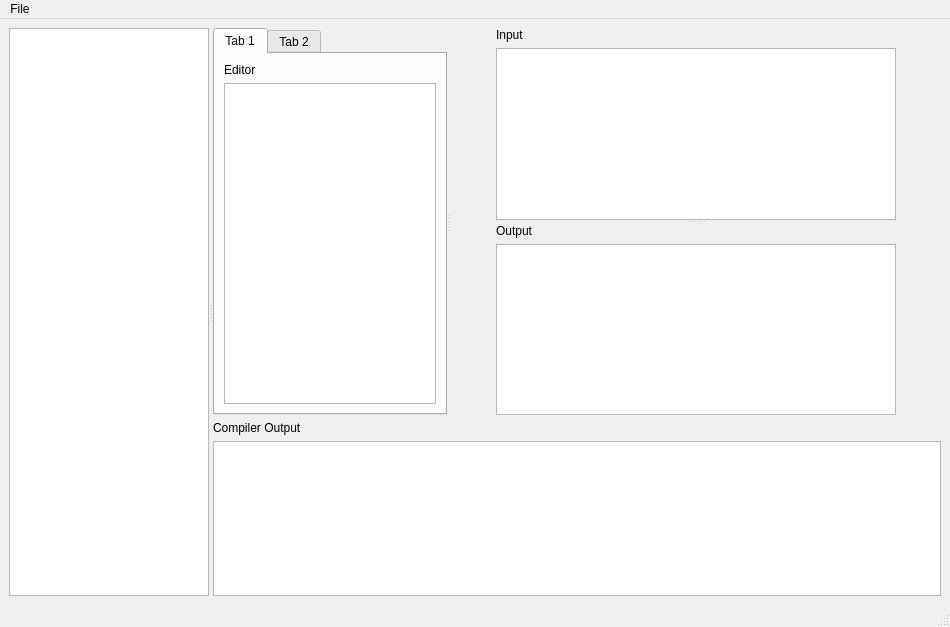
Old version of the form UI-prototyping/Notepad/notepad.ui in the repository KaziRifatMorshed/SmartXm.
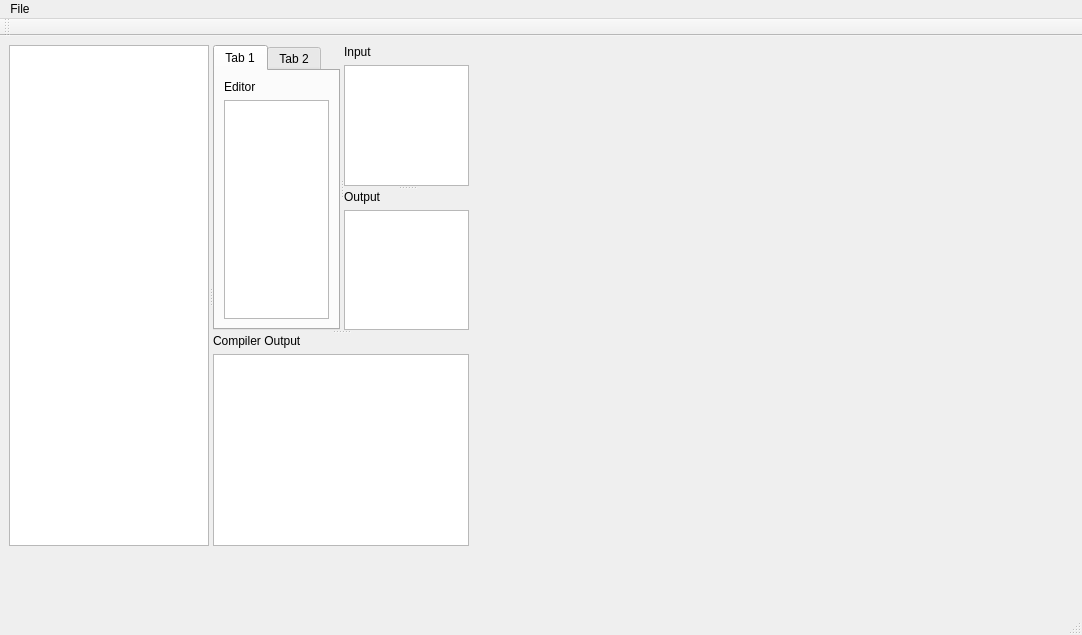
New version of the form. The open tabs and pages were chosen to show the change. Custom widgets are drawn as their Qt base class.

Diff of the .ui file:
```diff
--- a/UI-prototyping/Notepad/notepad.ui
+++ b/UI-prototyping/Notepad/notepad.ui
@@ -6,17 +6,23 @@
    <rect>
     <x>0</x>
     <y>0</y>
-    <width>950</width>
-    <height>627</height>
+    <width>1082</width>
+    <height>635</height>
    </rect>
   </property>
   <property name="windowTitle">
    <string>notepad</string>
   </property>
   <widget class="QWidget" name="centralwidget">
-   <layout class="QGridLayout" name="gridLayout_6">
-    <item row="0" column="0">
-     <widget class="QSplitter" name="splitter_3">
+   <widget class="QSplitter" name="splitter_main_container">
+    <property name="geometry">
+     <rect>
+      <x>9</x>
+      <y>9</y>
+      <width>981</width>
+      <height>501</height>
+     </rect>
+    </property>
       <property name="orientation">
        <enum>Qt::Orientation::Horizontal</enum>
       </property>
@@ -31,10 +37,11 @@
         <bool>true</bool>
        </property>
       </widget>
-      <widget class="QWidget" name="layoutWidget">
-       <layout class="QGridLayout" name="gridLayout_5">
-        <item row="0" column="0">
-         <widget class="QSplitter" name="splitter_2">
+    <widget class="QSplitter" name="splitter_TabDebugInputOutput">
+     <property name="orientation">
+      <enum>Qt::Orientation::Vertical</enum>
+     </property>
+     <widget class="QSplitter" name="splitter_tabInputOutput">
           <property name="orientation">
            <enum>Qt::Orientation::Horizontal</enum>
           </property>
@@ -87,61 +94,46 @@
             </layout>
            </widget>
           </widget>
-          <widget class="QSplitter" name="splitter">
+      <widget class="QSplitter" name="splitter_input_output">
            <property name="orientation">
             <enum>Qt::Orientation::Vertical</enum>
            </property>
            <widget class="QWidget" name="layoutWidget">
-            <layout class="QGridLayout" name="gridLayout">
-             <item row="1" column="0">
-              <widget class="QTextEdit" name="Input">
-               <property name="maximumSize">
-                <size>
-                 <width>400</width>
-                 <height>800</height>
-                </size>
-               </property>
-              </widget>
-             </item>
-             <item row="0" column="0">
+        <layout class="QVBoxLayout" name="verticalLayout">
+         <item>
               <widget class="QLabel" name="InputLabel">
                <property name="text">
                 <string>Input</string>
                </property>
               </widget>
              </item>
+         <item>
+          <widget class="QTextEdit" name="Input"/>
+         </item>
             </layout>
            </widget>
            <widget class="QWidget" name="layoutWidget">
-            <layout class="QGridLayout" name="gridLayout_2">
-             <item row="0" column="0">
+        <layout class="QVBoxLayout" name="verticalLayout_2">
+         <item>
               <widget class="QLabel" name="OutputLabel">
                <property name="text">
                 <string>Output</string>
                </property>
               </widget>
              </item>
-             <item row="1" column="0">
-              <widget class="QTextEdit" name="Output">
-               <property name="maximumSize">
-                <size>
-                 <width>400</width>
-                 <height>800</height>
-                </size>
-               </property>
-              </widget>
+         <item>
+          <widget class="QTextEdit" name="Output"/>
              </item>
             </layout>
            </widget>
           </widget>
          </widget>
-        </item>
-        <item row="1" column="0">
-         <layout class="QGridLayout" name="gridLayout_4">
+     <widget class="QWidget" name="">
+      <layout class="QVBoxLayout" name="verticalLayout_debugOutput">
           <property name="sizeConstraint">
            <enum>QLayout::SizeConstraint::SetFixedSize</enum>
           </property>
-          <item row="0" column="0">
+       <item>
            <widget class="QLabel" name="DebugOutputLabel">
             <property name="maximumSize">
              <size>
@@ -154,23 +146,13 @@
             </property>
            </widget>
           </item>
-          <item row="1" column="0">
-           <widget class="QTextEdit" name="DebugOutput">
-            <property name="maximumSize">
-             <size>
-              <width>16777215</width>
-              <height>200</height>
-             </size>
-            </property>
-           </widget>
-          </item>
-         </layout>
-        </item>
-       </layout>
-      </widget>
-     </widget>
-    </item>
-   </layout>
+       <item>
+        <widget class="QTextEdit" name="DebugOutput"/>
+       </item>
+      </layout>
+     </widget>
+    </widget>
+   </widget>
   </widget>
   <widget class="QStatusBar" name="statusbar"/>
   <widget class="QMenuBar" name="menubar">
@@ -178,7 +160,7 @@
     <rect>
      <x>0</x>
      <y>0</y>
-     <width>950</width>
+     <width>1082</width>
      <height>22</height>
     </rect>
    </property>
@@ -189,6 +171,17 @@
    </widget>
    <addaction name="menuFile"/>
   </widget>
+  <widget class="QToolBar" name="toolBar">
+   <property name="windowTitle">
+    <string>toolBar</string>
+   </property>
+   <attribute name="toolBarArea">
+    <enum>TopToolBarArea</enum>
+   </attribute>
+   <attribute name="toolBarBreak">
+    <bool>false</bool>
+   </attribute>
+  </widget>
  </widget>
  <customwidgets>
   <customwidget>
```
Left out of the diff: 2 changed lines with no effect on the pictures. Lines whose indentation alone changed are shown as unchanged.
